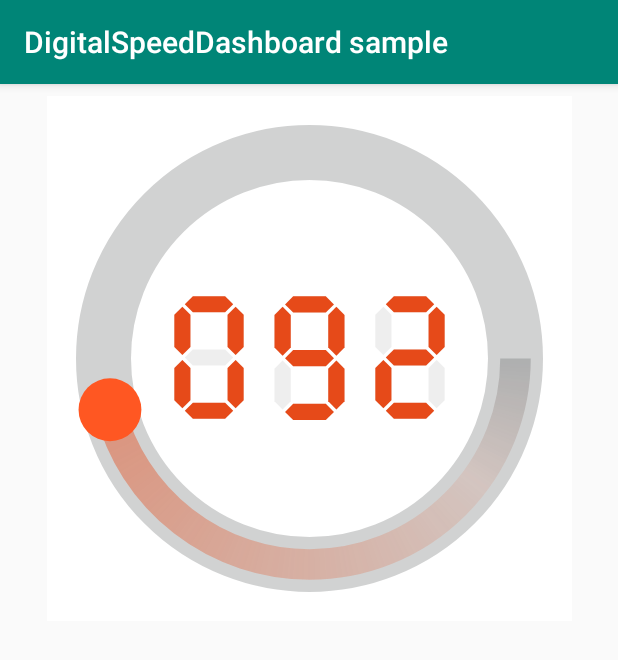
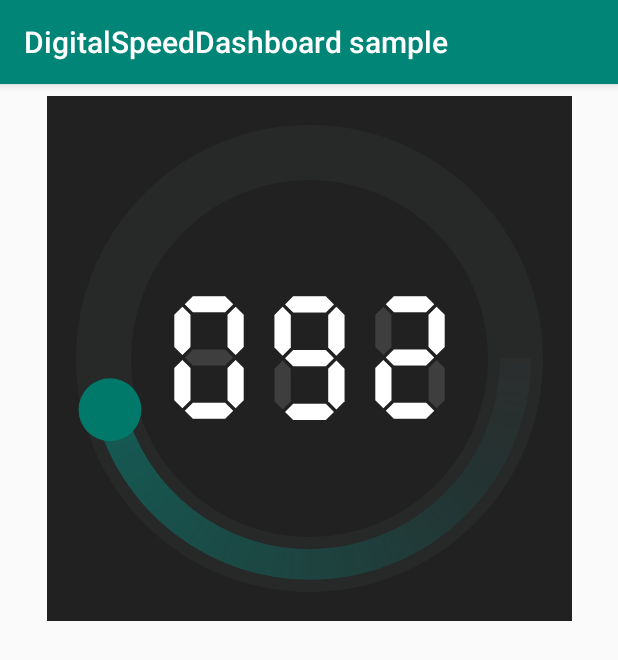
Before and after one commit to ngallazzi/DigitalSpeedDashboard, an Android app: the screen it shows after launch (MainActivity), on a phone screen of 412 x 824 dp. Shown: the top 660 px of the screen. Run offline under Robolectric (Android 15) with nearby library versions, the phone set to English and light mode, and no system bars; Roboto replaces fonts that are not available here.

Commit message:
style(colors in sample app changed):

```diff
--- a/app/src/main/res/layout/activity_main.xml
+++ b/app/src/main/res/layout/activity_main.xml
@@ -12,11 +12,11 @@
             android:id="@+id/srDashboard"
             android:layout_width="350dp"
             android:layout_height="350dp"
-            android:background="#FFFFFF"
-            app:circleIndicatorColor="#FF5722"
+            android:background="#212121"
+            app:circleIndicatorColor="#00796B"
             app:idleColor="@color/colorIdle"
-            app:ringBaseColor="#E64A19"
-            app:speedColor="#E64A19"
+            app:ringBaseColor="#009688"
+            app:speedColor="#FFFFFF"
             android:paddingBottom="8dp" android:paddingTop="8dp"
             android:layout_marginStart="8dp"
             app:layout_constraintStart_toStartOf="parent" android:layout_marginTop="8dp"
```
